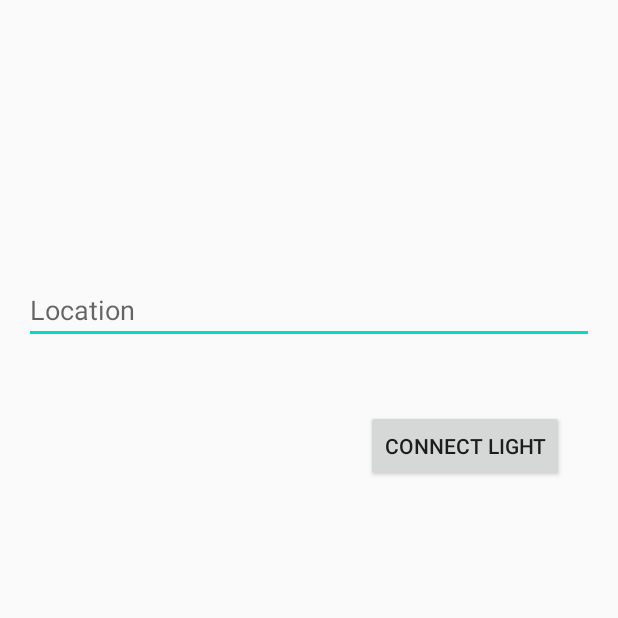
After one commit to rsoberanes/SafeAlwayz, an Android app: the AddLightActivity screen opened directly, with no data from a screen before it, on a phone screen of 412 x 824 dp, the top half of it. The commit adds this screen. Run offline under Robolectric (Android 15) with nearby library versions, the phone set to English and light mode, and no system bars.

Commit message:
AddLightActivity, LightDatabaseHelper, and LightModel

```diff
--- a/app/src/main/AndroidManifest.xml
+++ b/app/src/main/AndroidManifest.xml
@@ -9,6 +9,7 @@
         android:roundIcon="@mipmap/ic_launcher_round"
         android:supportsRtl="true"
         android:theme="@style/AppTheme">
+        <activity android:name=".AddLightActivity"></activity>
         <activity android:name=".AddSmartFridgeActivity" />
         <activity android:name=".AddCameraActivity" />
         <activity android:name=".AddDeviceActivity" />
--- /dev/null
+++ b/app/src/main/java/com/studios/primitive/safealwayz/AddLightActivity.java
@@ -0,0 +1,14 @@
+package com.studios.primitive.safealwayz;
+
+import androidx.appcompat.app.AppCompatActivity;
+
+import android.os.Bundle;
+
+public class AddLightActivity extends AppCompatActivity {
+
+    @Override
+    protected void onCreate(Bundle savedInstanceState) {
+        super.onCreate(savedInstanceState);
+        setContentView(R.layout.activity_add_light);
+    }
+}
--- a/app/src/main/java/com/studios/primitive/safealwayz/ui/main/Light.java
+++ /dev/null
@@ -1,4 +0,0 @@
-package com.studios.primitive.safealwayz.ui.main;
-
-public class Light {
-}
--- /dev/null
+++ b/app/src/main/res/layout/activity_add_light.xml
@@ -0,0 +1,32 @@
+<?xml version="1.0" encoding="utf-8"?>
+<androidx.constraintlayout.widget.ConstraintLayout xmlns:android="http://schemas.android.com/apk/res/android"
+    xmlns:app="http://schemas.android.com/apk/res-auto"
+    xmlns:tools="http://schemas.android.com/tools"
+    android:layout_width="match_parent"
+    android:layout_height="match_parent"
+    tools:context=".AddLightActivity">
+
+    <EditText
+        android:id="@+id/get_location"
+        android:layout_width="0dp"
+        android:layout_height="wrap_content"
+        android:layout_marginStart="16dp"
+        android:layout_marginTop="184dp"
+        android:layout_marginEnd="16dp"
+        android:ems="10"
+        android:hint="Location"
+        android:inputType="textPersonName"
+        app:layout_constraintEnd_toEndOf="parent"
+        app:layout_constraintStart_toStartOf="parent"
+        app:layout_constraintTop_toTopOf="parent" />
+
+    <Button
+        android:id="@+id/connect_light"
+        android:layout_width="wrap_content"
+        android:layout_height="wrap_content"
+        android:layout_marginTop="44dp"
+        android:layout_marginEnd="36dp"
+        android:text="Connect Light"
+        app:layout_constraintEnd_toEndOf="parent"
+        app:layout_constraintTop_toBottomOf="@+id/get_location" />
+</androidx.constraintlayout.widget.ConstraintLayout>
```
Also changed, not shown: app/src/main/java/com/studios/primitive/safealwayz/AddDeviceActivity.java (+12 -0 lines), app/src/main/java/com/studios/primitive/safealwayz/ui/main/Light/LightDatabaseHelper.java (added, +114 -0 lines), app/src/main/java/com/studios/primitive/safealwayz/ui/main/Light/LightModel.java (added, +75 -0 lines).
